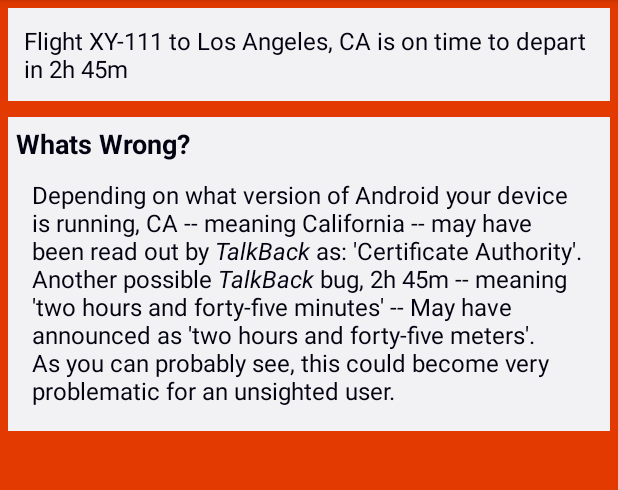
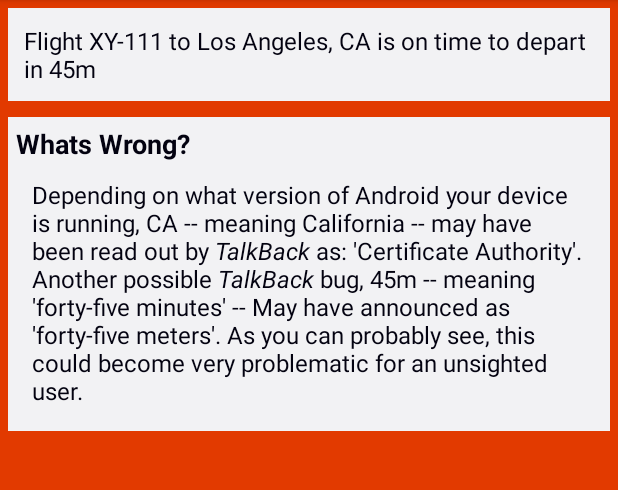
Before and after one commit to dequelabs/Deque-University-for-Android, an Android app: the fragment AcronymAnnouncementBrokenFragment shown on its own in the app's theme, on a phone screen of 412 x 824 dp, the part 84-574 px from its top. Run offline under Robolectric (Android 15) with nearby library versions, the phone set to English and light mode, and no system bars; 1 statement that could not run was skipped.

Commit message:
change from 2h 45m to 45m

```diff
--- a/app/src/main/res/values/strings.xml
+++ b/app/src/main/res/values/strings.xml
@@ -153,9 +153,9 @@
     <!-- Acronyms -->
     <string name="aac_acronym_about_cont_desc">Sometimes Developers use <i>acronyms</i> in their apps to shorten verbose and commonly used phrases. Unfortunately, to an unsighted user, these <i>acronyms</i> are often read out incorrectly by voiceover. This can be quite confusing since an unsighted user cannot tell when it is an <i>acronym</i> being read or simply regular text. This story demonstrates the challenges that <i>acronyms</i> create, and shows how to fix the issue.</string>
     <string name="aac_acronym_about_talkback">With many different versions of Android out there, each coming with a different preinstalled version of <i>TalkBack</i>, predicting how the device will interpret any given <i>acronym</i> can be difficult. To avoid confusing users who use <i>TalkBack</i>, we must find a solution such that the software <i>always</i> knows what an <i>acronym</i> means.</string>
-    <string name="aac_acronym_broken_flight">Flight XY-111 to Los Angeles, CA is on time to depart in 2h 45m</string>
-    <string name="aac_acronym_broken_whats_wrong">Depending on what version of Android your device is running, CA -- meaning California -- may have been read out by <i>TalkBack</i> as: \'Certificate Authority\'. Another possible <i>TalkBack</i> bug, 2h 45m -- meaning \'two hours and forty-five minutes\' -- May have announced as \'two hours and forty-five meters\'. As you can probably see, this could become very problematic for an unsighted user.</string>
-    <string name="aac_acronym_flight_cont_desc">Flight X Y 111 to Los Angeles, California is on time to depart in two hours and forty-five minutes</string>
+    <string name="aac_acronym_broken_flight">Flight XY-111 to Los Angeles, CA is on time to depart in 45m</string>
+    <string name="aac_acronym_broken_whats_wrong">Depending on what version of Android your device is running, CA -- meaning California -- may have been read out by <i>TalkBack</i> as: \'Certificate Authority\'. Another possible <i>TalkBack</i> bug, 45m -- meaning \'forty-five minutes\' -- May have announced as \'forty-five meters\'. As you can probably see, this could become very problematic for an unsighted user.</string>
+    <string name="aac_acronym_flight_cont_desc">Flight X Y 111 to Los Angeles, California is on time to depart in forty-five minutes</string>
     <string name="aac_acronym_the_fix">The fix for this issue is quick and easy. Just add a <i>content description</i> for the text field with the same text from the body, but replace the <i>acronyms</i> with their actual meanings. Now, CA is always announced as California and 45m is always forty-five minutes, no matter which version of Android your user has.</string>
     <string name="aac_acronym_the_fix_cont_desc">The fix for this issue is quick and easy. Just add a content description for the text field with the same text from the body, but replace the acronyms with their actual meanings. Now, C-A is always announced as California and forty-five M is always forty-five minutes, no matter which version of android your user has.</string>
 
```
